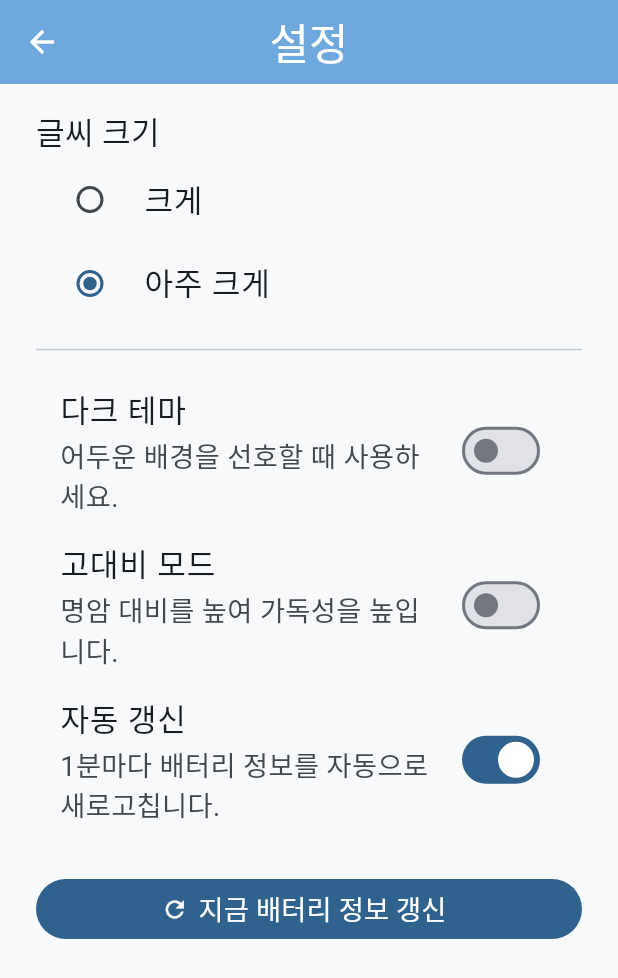
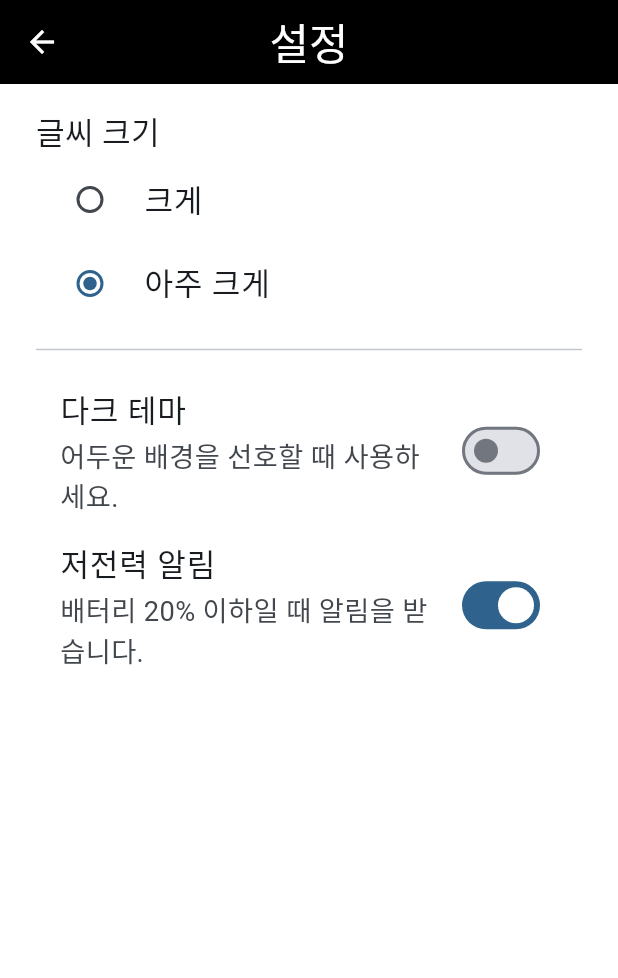
Before and after one commit to smlee0/big_battery_app, a Flutter app: the screen it shows after launch, after a tap on "설정으로 이동", on a phone screen of 412 x 824 dp. Shown: the top 978 px of the screen. Run offline on Flutter 3.47's test engine with Material 3 defaults, Android fonts, the phone set to English and light mode, and no system bars; our stand-ins replace battery_plus, flutter_local_notifications, shared_preferences.

Commit message:
[feat] 배터리 UI 정리

```diff
--- a/lib/app.dart
+++ b/lib/app.dart
@@ -33,8 +33,8 @@ class BigBatteryWidgetApp extends StatelessWidget {
           return MaterialApp(
             title: 'Big Battery',
             debugShowCheckedModeBanner: false,
-            theme: AppTheme.light(highContrast: settings.highContrast),
-            darkTheme: AppTheme.dark(highContrast: settings.highContrast),
+            theme: AppTheme.light(),
+            darkTheme: AppTheme.dark(),
             themeMode: settings.themeMode,
             builder: (context, child) {
               final media = MediaQuery.of(context);
--- a/lib/providers/battery_provider.dart
+++ b/lib/providers/battery_provider.dart
@@ -27,37 +27,28 @@ class BatterySettings {
   const BatterySettings({
     this.textSize = BatteryTextSize.extraLarge,
     this.themeMode = ThemeMode.light,
-    this.highContrast = false,
-    this.autoRefresh = true,
-    this.refreshInterval = const Duration(minutes: 1),
+    this.notificationsEnabled = true,
   });
 
   final BatteryTextSize textSize;
   final ThemeMode themeMode;
-  final bool highContrast;
-  final bool autoRefresh;
-  final Duration refreshInterval;
+  final bool notificationsEnabled;
 
   static const _textSizeKey = 'battery_text_size';
   static const _themeModeKey = 'battery_theme_mode';
-  static const _contrastKey = 'battery_high_contrast';
-  static const _autoRefreshKey = 'battery_auto_refresh';
+  static const _notificationKey = 'battery_notifications';
 
   double get textScaleFactor => textSize.scaleFactor;
 
   BatterySettings copyWith({
     BatteryTextSize? textSize,
     ThemeMode? themeMode,
-    bool? highContrast,
-    bool? autoRefresh,
-    Duration? refreshInterval,
+    bool? notificationsEnabled,
   }) {
     return BatterySettings(
       textSize: textSize ?? this.textSize,
       themeMode: themeMode ?? this.themeMode,
-      highContrast: highContrast ?? this.highContrast,
-      autoRefresh: autoRefresh ?? this.autoRefresh,
-      refreshInterval: refreshInterval ?? this.refreshInterval,
+      notificationsEnabled: notificationsEnabled ?? this.notificationsEnabled,
     );
   }
 
@@ -77,16 +68,15 @@ class BatterySettings {
               orElse: () => themeMode,
             )
           : themeMode,
-      highContrast: prefs.getBool(_contrastKey) ?? highContrast,
-      autoRefresh: prefs.getBool(_autoRefreshKey) ?? autoRefresh,
+      notificationsEnabled:
+          prefs.getBool(_notificationKey) ?? notificationsEnabled,
     );
   }
 
   Future<void> persist(SharedPreferences prefs) async {
     await prefs.setString(_textSizeKey, textSize.name);
     await prefs.setString(_themeModeKey, themeMode.name);
-    await prefs.setBool(_contrastKey, highContrast);
-    await prefs.setBool(_autoRefreshKey, autoRefresh);
+    await prefs.setBool(_notificationKey, notificationsEnabled);
   }
 }
 
@@ -141,15 +131,12 @@ class BatteryProvider extends ChangeNotifier {
   BatterySettings _settings;
   StreamSubscription<BatteryState>? _batteryStateSubscription;
   StreamSubscription<BatterySnapshotUpdate>? _batterySnapshotSubscription;
-  Timer? _refreshTimer;
   bool _initialized = false;
-  bool _isRefreshing = false;
   bool _lowBatteryAlertActive = false;
 
   BatteryStatus get status => _status;
   BatterySettings get settings => _settings;
   bool get isInitialized => _initialized;
-  bool get isRefreshing => _isRefreshing;
 
   Future<void> initialize() async {
     if (_initialized) {
@@ -162,22 +149,19 @@ class BatteryProvider extends ChangeNotifier {
     if (!hasNativeStream) {
       _listenBatteryState();
     }
-    _maybeStartAutoRefresh();
     _initialized = true;
     notifyListeners();
   }
 
   Future<void> refreshBatteryStatus() async {
-    if (_isRefreshing) {
-      return;
-    }
-
-    _isRefreshing = true;
-    notifyListeners();
-
     try {
       final level = await batteryService.getBatteryLevel();
-      final state = await batteryService.getBatteryState();
+      final fetchedState = await batteryService.getBatteryState();
+      final state = fetchedState == BatteryState.unknown
+          ? (_status.state != BatteryState.unknown
+              ? _status.state
+              : BatteryState.discharging)
+          : fetchedState;
       _updateStatus(
         _status.copyWith(
           level: level,
@@ -193,9 +177,6 @@ class BatteryProvider extends ChangeNotifier {
           lastUpdated: DateTime.now(),
         ),
       );
-    } finally {
-      _isRefreshing = false;
-      notifyListeners();
     }
   }
 
@@ -207,13 +188,8 @@ class BatteryProvider extends ChangeNotifier {
     _updateSettings(_settings.copyWith(themeMode: mode));
   }
 
-  void toggleHighContrast(bool value) {
-    _updateSettings(_settings.copyWith(highContrast: value));
-  }
-
-  void toggleAutoRefresh(bool value) {
-    _updateSettings(_settings.copyWith(autoRefresh: value));
-    _maybeStartAutoRefresh();
+  void toggleNotifications(bool value) {
+    _updateSettings(_settings.copyWith(notificationsEnabled: value));
   }
 
   void _updateStatus(BatteryStatus status) {
@@ -273,6 +249,10 @@ class BatteryProvider extends ChangeNotifier {
   }
 
   void _maybeShowLowBatteryAlert(BatteryStatus status) {
+    if (!_settings.notificationsEnabled) {
+      _lowBatteryAlertActive = false;
+      return;
+    }
     final shouldAlert = status.isLow && !status.isCharging;
     if (shouldAlert && !_lowBatteryAlertActive) {
       _lowBatteryAlertActive = true;
@@ -287,23 +267,10 @@ class BatteryProvider extends ChangeNotifier {
     }
   }
 
-  void _maybeStartAutoRefresh() {
-    _refreshTimer?.cancel();
-    if (!_settings.autoRefresh) {
-      return;
-    }
-
-    _refreshTimer = Timer.periodic(
-      _settings.refreshInterval,
-      (_) => refreshBatteryStatus(),
-    );
-  }
-
   @override
   void dispose() {
     _batteryStateSubscription?.cancel();
     _batterySnapshotSubscription?.cancel();
-    _refreshTimer?.cancel();
     super.dispose();
   }
 }
--- a/lib/screens/home_screen.dart
+++ b/lib/screens/home_screen.dart
@@ -1,4 +1,6 @@
+import 'package:battery_plus/battery_plus.dart';
 import 'package:flutter/material.dart';
+import 'package:intl/intl.dart';
 import 'package:provider/provider.dart';
 
 import '../providers/battery_provider.dart';
@@ -17,7 +19,7 @@ class BatteryWidgetScreen extends StatelessWidget {
 
         return Scaffold(
           appBar: AppBar(
-            title: const Text('큰 배터리 위젯'),
+            title: const Text('큰 배터리'),
             actions: [
               IconButton(
                 icon: const Icon(Icons.settings),
@@ -29,19 +31,21 @@ class BatteryWidgetScreen extends StatelessWidget {
             ],
           ),
           body: SafeArea(
-            child: RefreshIndicator(
-              onRefresh: provider.refreshBatteryStatus,
             child: ListView(
-                physics: const AlwaysScrollableScrollPhysics(),
               padding: const EdgeInsets.all(24),
               children: [
                 BatteryWidget(status: status, settings: settings),
                 const SizedBox(height: 24),
                 _StatusCard(provider: provider),
-                  const SizedBox(height: 16),
-                  _Actions(provider: provider),
+                const SizedBox(height: 24),
+                OutlinedButton.icon(
+                  onPressed: () => Navigator.of(context).pushNamed(
+                    SettingsScreen.routeName,
+                  ),
+                  icon: const Icon(Icons.tune),
+                  label: const Text('설정으로 이동'),
+                ),
               ],
-              ),
             ),
           ),
         );
@@ -61,6 +65,13 @@ class _StatusCard extends StatelessWidget {
     final textTheme = Theme.of(context).textTheme;
     final hintStyle =
         textTheme.bodyMedium?.copyWith(color: Colors.grey.shade600);
+    final formatter = DateFormat('HH:mm');
+    final lastUpdated = status.lastUpdated != null
+        ? formatter.format(status.lastUpdated!)
+        : '동기화 대기 중';
+
+    final stateLabel = _stateLabel(status);
+    final stateColor = _stateColor(status, context);
 
     return Card(
       elevation: 2,
@@ -71,39 +82,32 @@ class _StatusCard extends StatelessWidget {
           crossAxisAlignment: CrossAxisAlignment.start,
           children: [
             Text('상세 정보', style: textTheme.titleMedium),
+            const SizedBox(height: 8),
+            Row(
+              children: [
+                const Icon(Icons.battery_full, size: 20),
+                const SizedBox(width: 8),
+                Text(
+                  '상태: $stateLabel',
+                  style: hintStyle?.copyWith(color: stateColor),
+                ),
+              ],
+            ),
             const SizedBox(height: 12),
             Row(
               children: [
                 const Icon(Icons.update, size: 20),
                 const SizedBox(width: 8),
-                Text(
-                  status.lastUpdated != null
-                      ? '${status.lastUpdated}'
-                      : '초기 데이터를 불러오는 중입니다.',
-                  style: hintStyle,
-                ),
+                Text('마지막 동기화: $lastUpdated', style: hintStyle),
               ],
             ),
             const SizedBox(height: 8),
             Row(
               children: [
-                const Icon(Icons.autorenew, size: 20),
+                const Icon(Icons.palette, size: 20),
                 const SizedBox(width: 8),
                 Text(
-                  provider.settings.autoRefresh
-                      ? '자동 갱신 (${provider.settings.refreshInterval.inMinutes}분)'
-                      : '수동 갱신',
-                  style: hintStyle,
-                ),
-              ],
-            ),
-            const SizedBox(height: 8),
-            Row(
-              children: [
-                const Icon(Icons.visibility, size: 20),
-                const SizedBox(width: 8),
-                Text(
-                  provider.settings.highContrast ? '고대비 모드 사용 중' : '기본 대비 모드',
+                  '테마: ${provider.settings.themeMode == ThemeMode.dark ? '다크' : '화이트'}',
                   style: hintStyle,
                 ),
               ],
@@ -111,7 +115,7 @@ class _StatusCard extends StatelessWidget {
             if (status.errorMessage != null) ...[
               const Divider(height: 24),
               Text(
-                '오류가 발생했습니다. 새로고침을 눌러 다시 시도해 주세요.',
+                '오류가 발생했습니다. 잠시 후 자동으로 다시 시도합니다.',
                 style: textTheme.bodyMedium?.copyWith(color: Colors.redAccent),
               ),
             ],
@@ -120,39 +124,30 @@ class _StatusCard extends StatelessWidget {
       ),
     );
   }
+
+  String _stateLabel(BatteryStatus status) {
+    switch (status.state) {
+      case BatteryState.charging:
+        return '충전 중';
+      case BatteryState.full:
+        return '충전 완료';
+      case BatteryState.discharging:
+        return '배터리 사용 중';
+      default:
+        return '상태 확인 중';
+    }
   }
 
-class _Actions extends StatelessWidget {
-  const _Actions({required this.provider});
-
-  final BatteryProvider provider;
-
-  @override
-  Widget build(BuildContext context) {
-    return Column(
-      crossAxisAlignment: CrossAxisAlignment.stretch,
-      children: [
-        FilledButton.icon(
-          onPressed:
-              provider.isRefreshing ? null : provider.refreshBatteryStatus,
-          icon: provider.isRefreshing
-              ? const SizedBox(
-                  height: 18,
-                  width: 18,
-                  child: CircularProgressIndicator(strokeWidth: 2),
-                )
-              : const Icon(Icons.refresh),
-          label: Text(provider.isRefreshing ? '갱신 중...' : '지금 갱신'),
-        ),
-        const SizedBox(height: 12),
-        OutlinedButton.icon(
-          onPressed: () => Navigator.of(context).pushNamed(
-            SettingsScreen.routeName,
-          ),
-          icon: const Icon(Icons.tune),
-          label: const Text('설정으로 이동'),
-        ),
-      ],
-    );
+  Color _stateColor(BatteryStatus status, BuildContext context) {
+    if (status.isCharging) {
+      return Theme.of(context).colorScheme.primary;
+    }
+    if (status.isLow) {
+      return Theme.of(context).colorScheme.error;
+    }
+    if (status.level <= 50) {
+      return Colors.orange;
+    }
+    return Colors.green;
   }
 }
--- a/lib/screens/settings_screen.dart
+++ b/lib/screens/settings_screen.dart
@@ -43,22 +43,10 @@ class SettingsScreen extends StatelessWidget {
             subtitle: const Text('어두운 배경을 선호할 때 사용하세요.'),
           ),
           SwitchListTile(
-            title: const Text('고대비 모드'),
-            value: settings.highContrast,
-            onChanged: provider.toggleHighContrast,
-            subtitle: const Text('명암 대비를 높여 가독성을 높입니다.'),
-          ),
-          SwitchListTile(
-            title: const Text('자동 갱신'),
-            value: settings.autoRefresh,
-            onChanged: provider.toggleAutoRefresh,
-            subtitle: const Text('1분마다 배터리 정보를 자동으로 새로고칩니다.'),
-          ),
-          const SizedBox(height: 24),
-          FilledButton.icon(
-            onPressed: provider.refreshBatteryStatus,
-            icon: const Icon(Icons.refresh),
-            label: const Text('지금 배터리 정보 갱신'),
+            title: const Text('저전력 알림'),
+            value: settings.notificationsEnabled,
+            onChanged: provider.toggleNotifications,
+            subtitle: const Text('배터리 20% 이하일 때 알림을 받습니다.'),
           ),
         ],
       ),
--- a/lib/utils/theme.dart
+++ b/lib/utils/theme.dart
@@ -11,7 +11,7 @@ class AppColors {
 }
 
 class AppTheme {
-  static ThemeData light({required bool highContrast}) {
+  static ThemeData light() {
     final base = ThemeData(
       colorScheme: ColorScheme.fromSeed(
         seedColor: AppColors.primaryBlue,
@@ -20,18 +20,17 @@ class AppTheme {
     );
 
     return base.copyWith(
-      scaffoldBackgroundColor:
-          highContrast ? Colors.white : AppColors.background,
+      scaffoldBackgroundColor: Colors.white,
       appBarTheme: AppBarTheme(
-        backgroundColor: highContrast ? Colors.black : AppColors.primaryBlue,
-        foregroundColor: highContrast ? Colors.white : Colors.white,
+        backgroundColor: Colors.black,
+        foregroundColor: Colors.white,
         centerTitle: true,
       ),
-      cardColor: highContrast ? Colors.white : Colors.white,
+      cardColor: Colors.white,
     );
   }
 
-  static ThemeData dark({required bool highContrast}) {
+  static ThemeData dark() {
     final base = ThemeData(
       colorScheme: ColorScheme.fromSeed(
         seedColor: Colors.blueGrey,
@@ -41,15 +40,13 @@ class AppTheme {
     );
 
     return base.copyWith(
-      scaffoldBackgroundColor:
-          highContrast ? Colors.black : const Color(0xFF121212),
+      scaffoldBackgroundColor: Colors.black,
       appBarTheme: AppBarTheme(
-        backgroundColor: highContrast ? Colors.black : const Color(0xFF1F1F1F),
+        backgroundColor: Colors.black,
         foregroundColor: Colors.white,
         centerTitle: true,
       ),
-      cardColor:
-          highContrast ? const Color(0xFF1F1F1F) : const Color(0xFF1E1E1E),
+      cardColor: const Color(0xFF1F1F1F),
     );
   }
 }
--- a/lib/widgets/battery_display.dart
+++ b/lib/widgets/battery_display.dart
@@ -16,27 +16,12 @@ class BatteryDisplay extends StatelessWidget {
 
   Color _levelColor(BuildContext context) {
     if (status.level <= 20) {
-      return settings.highContrast ? Colors.redAccent : AppColors.alertRed;
+      return Colors.redAccent;
     }
-
     if (status.level <= 50) {
-      return settings.highContrast
-          ? Colors.orangeAccent
-          : AppColors.warningYellow;
+      return Colors.orangeAccent;
     }
-
-    return settings.highContrast
-        ? Colors.lightGreenAccent
-        : AppColors.safeGreen;
-  }
-
-  String _statusLabel() {
-    return switch (status.state) {
-      BatteryState.charging => '충전 중',
-      BatteryState.discharging => '배터리 사용 중',
-      BatteryState.full => '충전 완료',
-      _ => '상태 확인 중',
-    };
+    return Colors.lightGreenAccent;
   }
 
   @override
@@ -52,7 +37,7 @@ class BatteryDisplay extends StatelessWidget {
           children: [
             Text(
               '${status.level}%',
-              style: textTheme.displayMedium?.copyWith(
+              style: textTheme.displayLarge?.copyWith(
                 color: levelColor,
                 fontWeight: FontWeight.bold,
                 letterSpacing: -1,
@@ -69,14 +54,6 @@ class BatteryDisplay extends StatelessWidget {
               ),
           ],
         ),
-        const SizedBox(height: 12),
-        Text(
-          _statusLabel(),
-          style: textTheme.titleMedium?.copyWith(
-            color: levelColor,
-            fontWeight: FontWeight.w600,
-          ),
-        ),
         if (status.errorMessage != null) ...[
           const SizedBox(height: 8),
           Text(
--- a/lib/widgets/battery_widget.dart
+++ b/lib/widgets/battery_widget.dart
@@ -1,7 +1,6 @@
 import 'package:flutter/material.dart';
 
 import '../providers/battery_provider.dart';
-import '../utils/theme.dart';
 import 'battery_display.dart';
 
 class BatteryWidget extends StatelessWidget {
@@ -16,15 +15,10 @@ class BatteryWidget extends StatelessWidget {
 
   @override
   Widget build(BuildContext context) {
-    final colors = settings.highContrast
-        ? [
-            Colors.black,
-            Colors.grey.shade900,
-          ]
-        : [
-            AppColors.primaryBlue,
-            AppColors.primaryBlue.withOpacity(0.75),
-          ];
+    final colors = [
+      Colors.black,
+      Colors.grey.shade900,
+    ];
 
     return Container(
       decoration: BoxDecoration(
--- a/pubspec.yaml
+++ b/pubspec.yaml
@@ -33,6 +33,7 @@ dependencies:
   battery_plus: ^6.2.1
   cupertino_icons: ^1.0.8
   flutter_local_notifications: ^17.2.3
+  intl: ^0.19.0
   provider: ^6.1.2
   shared_preferences: ^2.3.3
 
```
Also changed, not shown: docs/images/placeholder_app.png (deleted), docs/images/placeholder_app_home_1.png (added), docs/images/placeholder_app_home_2.png (added), docs/images/placeholder_home_1.png (deleted), docs/images/placeholder_home_2.png (deleted), docs/images/placeholder_home_3.png (deleted), docs/images/placeholder_widget_1.png (added), docs/images/placeholder_widget_2.png (added), pubspec.lock, 3 other files. Lines whose indentation alone changed are shown as unchanged.
